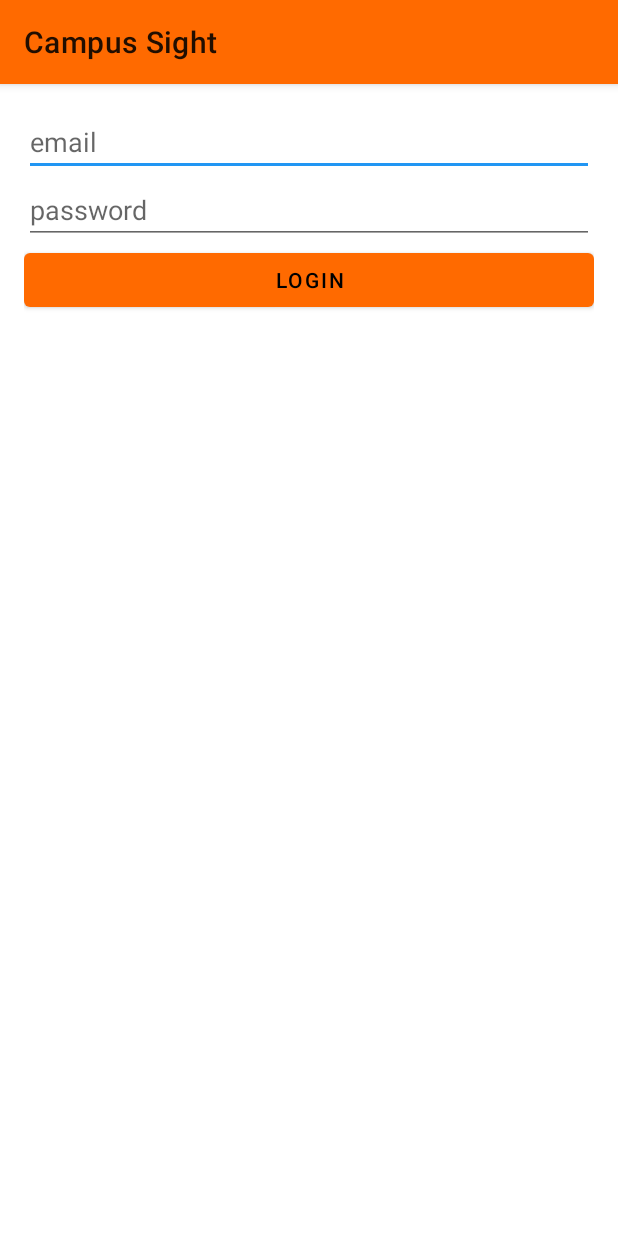
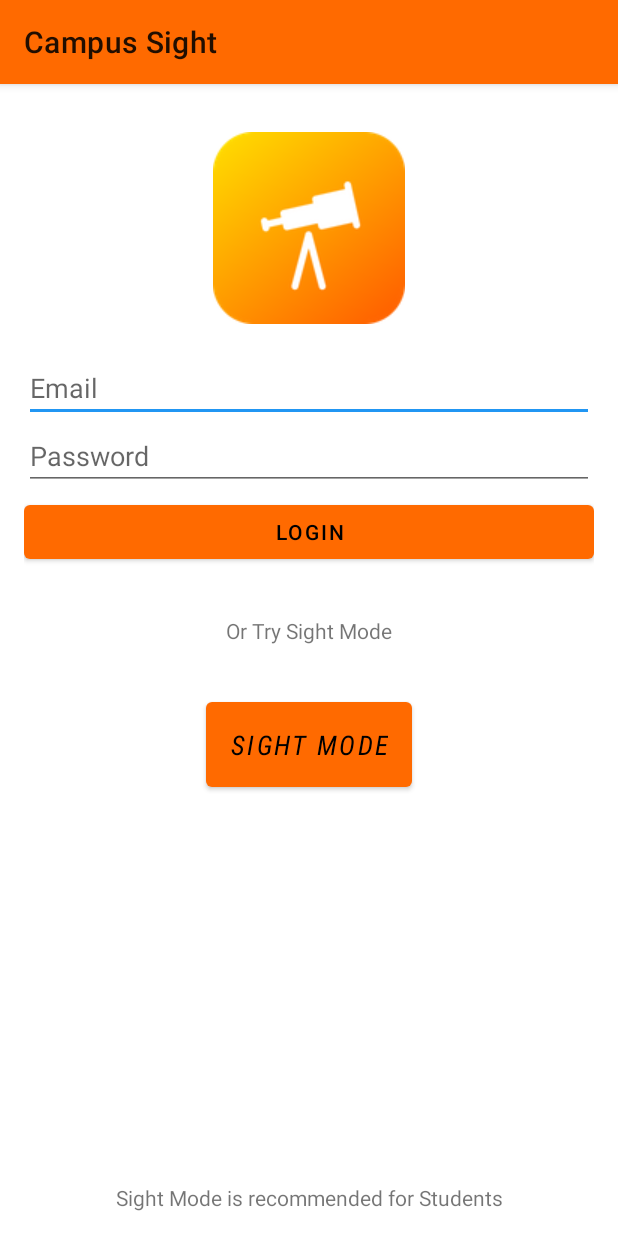
Before and after one commit to urvishb/CollegeUpdates_Temp, an Android app: the screen it shows after launch (LoginActivity), on a phone screen of 412 x 824 dp. Run offline under Robolectric (Android 15) with nearby library versions, the phone set to English and light mode, and no system bars; our stand-ins replace Firebase (no records; nobody signed in at launch, a user with empty details on screens opened directly).

Commit message:
Implemented Sight Mode and some UI elements related to it.

```diff
--- a/app/src/main/java/com/example/collegeupdates/CreateCamActivity.kt
+++ b/app/src/main/java/com/example/collegeupdates/CreateCamActivity.kt
@@ -89,6 +89,7 @@ class CreateCamActivity : AppCompatActivity() {
         }
 
         btnSubmit.setOnClickListener {
+            // pushing data on firebase via our submit button
             handleSubmitButtonClick()
         }
 
--- a/app/src/main/java/com/example/collegeupdates/ProfileActivity.kt
+++ b/app/src/main/java/com/example/collegeupdates/ProfileActivity.kt
@@ -86,7 +86,10 @@ class ProfileActivity : AppCompatActivity() {
         {
             Log.i(TAG, "User wants to logout")
             FirebaseAuth.getInstance().signOut()
-            startActivity(Intent(this, LoginActivity::class.java))
+
+            val logoutIntent = Intent(this, LoginActivity::class.java)
+            logoutIntent.flags = Intent.FLAG_ACTIVITY_NEW_TASK or Intent.FLAG_ACTIVITY_CLEAR_TASK
+            startActivity(logoutIntent)
         }
         return super.onOptionsItemSelected(item)
     }
--- a/app/src/main/res/layout/activity_login.xml
+++ b/app/src/main/res/layout/activity_login.xml
@@ -1,5 +1,5 @@
 <?xml version="1.0" encoding="utf-8"?>
-<LinearLayout
+<androidx.constraintlayout.widget.ConstraintLayout
     xmlns:android="http://schemas.android.com/apk/res/android"
     xmlns:app="http://schemas.android.com/apk/res-auto"
     xmlns:tools="http://schemas.android.com/tools"
@@ -9,27 +9,90 @@
     android:orientation="vertical"
     tools:context=".LoginActivity">
 
+    <ImageView
+        android:layout_width="wrap_content"
+        android:layout_height="wrap_content"
+        android:layout_gravity="center"
+        android:id="@+id/logo"
+        android:layout_margin="16dp"
+        android:src="@drawable/telescope"
+        app:layout_constraintTop_toTopOf="parent"
+        app:layout_constraintRight_toRightOf="parent"
+        app:layout_constraintLeft_toLeftOf="parent"
+        />
+
     <EditText
         android:id="@+id/etEmail"
         android:layout_width="match_parent"
         android:layout_height="wrap_content"
         android:ems="10"
-        android:hint="email"
-        android:inputType="textEmailAddress"/>
+        android:hint="Email"
+        android:layout_marginTop="20dp"
+        app:layout_constraintTop_toBottomOf="@id/logo"
+        app:layout_constraintRight_toRightOf="parent"
+        app:layout_constraintLeft_toLeftOf="parent"
+        android:inputType="textEmailAddress"
+        app:layout_constraintBottom_toTopOf="@id/etPassword"/>
 
     <EditText
         android:id="@+id/etPassword"
         android:layout_width="match_parent"
         android:layout_height="wrap_content"
         android:ems="10"
-        android:hint="password"
+        android:hint="Password"
+        app:layout_constraintTop_toBottomOf="@id/etEmail"
+        app:layout_constraintRight_toRightOf="parent"
+        app:layout_constraintLeft_toLeftOf="parent"
         android:inputType="textPassword"/>
     <Button
         android:id="@+id/btnLogin"
         android:layout_width="match_parent"
         android:layout_height="wrap_content"
+        app:layout_constraintTop_toBottomOf="@id/etPassword"
+        app:layout_constraintLeft_toLeftOf="parent"
+        app:layout_constraintRight_toRightOf="parent"
+        android:padding="8dp"
+        android:layout_marginTop="4dp"
         android:text="Login"/>
+
+    <TextView
+        android:id="@+id/loginStudentPrompt"
+        android:layout_marginTop="32dp"
+        android:textAlignment="center"
+        android:layout_width="match_parent"
+        android:layout_height="wrap_content"
+        app:layout_constraintTop_toBottomOf="@id/btnLogin"
+        app:layout_constraintRight_toRightOf="parent"
+        app:layout_constraintLeft_toLeftOf="parent"
+        app:layout_constraintBottom_toTopOf="@id/sightModeBtn"
+        android:text="Or Try Sight Mode"/>
+
+    <Button
+        android:layout_width="wrap_content"
+        android:layout_height="wrap_content"
+        android:layout_gravity="center_horizontal"
+        android:text="Sight Mode"
+        android:textSize="18sp"
+        android:textStyle="italic"
+        android:fontFamily="sans-serif-condensed"
+        android:id="@+id/sightModeBtn"
+        app:layout_constraintTop_toBottomOf="@id/loginStudentPrompt"
+        app:layout_constraintRight_toRightOf="parent"
+        app:layout_constraintLeft_toLeftOf="parent"
+        android:padding="16dp"
+        android:layout_margin="32dp"/>
+
+    <TextView
+        android:layout_width="match_parent"
+        android:layout_height="wrap_content"
+        android:id="@+id/noteText"
+        android:textAlignment="center"
+        android:text="Sight Mode is recommended for Students"
+        android:layout_marginTop="180dp"
+        app:layout_constraintBottom_toBottomOf="parent"
+        app:layout_constraintLeft_toLeftOf="parent"
+        app:layout_constraintRight_toRightOf="parent"/>
 
 
 
-</LinearLayout>
+</androidx.constraintlayout.widget.ConstraintLayout>
--- a/app/src/main/res/layout/fragment_transport.xml
+++ b/app/src/main/res/layout/fragment_transport.xml
@@ -6,7 +6,7 @@
     android:layout_height="match_parent"
     tools:context=".MainActivity">
 
-    <EditText
+    <!--<EditText
         android:id="@+id/busSearch"
         android:layout_width="match_parent"
         android:layout_height="wrap_content"
@@ -18,7 +18,7 @@
         app:layout_constraintTop_toTopOf="parent"
         app:layout_constraintBottom_toTopOf="@id/rvbuses"
         app:layout_constraintStart_toStartOf="parent"
-        app:layout_constraintEnd_toEndOf="parent"/>
+        app:layout_constraintEnd_toEndOf="parent"/>-->
 
     <androidx.recyclerview.widget.RecyclerView
         android:id="@+id/rvbuses"
@@ -26,7 +26,7 @@
         android:layout_height="0dp"
         app:layout_constraintRight_toRightOf="parent"
         app:layout_constraintLeft_toLeftOf="parent"
-        app:layout_constraintTop_toBottomOf="@id/busSearch"
+        app:layout_constraintTop_toTopOf="parent"
         app:layout_constraintBottom_toBottomOf="parent"
         tools:listitem="@layout/single_row_design_transport"/>
 
--- /dev/null
+++ b/app/src/main/res/values/ic_launcher_background.xml
@@ -0,0 +1,4 @@
+<?xml version="1.0" encoding="utf-8"?>
+<resources>
+    <color name="ic_launcher_background">#F89D01</color>
+</resources>
--- a/app/src/main/res/values/strings.xml
+++ b/app/src/main/res/values/strings.xml
@@ -20,4 +20,7 @@
         <item>MBA Block</item>
     </string-array>
     <string name="title_activity_maps">Map</string>
+    <string name="sightModeInfo">You are currently Logged into Sight Mode. This mode offers a limited functionality of the Campus sight app. Sight Mode is a way to let students have a sight of their campus and activities related to it. Also this helps us with content regulations on our app</string>
+    <string name="CSinfo">Campus Sight : Developed in Bharat with &lt;3. By Urvish Bundela, Simran Soni, Shreya Agrawal</string>
+    <string name="thanksGiving"><![CDATA[We Thank You for using Campus Sight <3]]></string>
 </resources>
```
Also changed, not shown: app/src/main/AndroidManifest.xml (+2 -5 lines), app/src/main/java/com/example/collegeupdates/EventsFrag.kt (+28 -7 lines), app/src/main/java/com/example/collegeupdates/LoginActivity.kt (+28 -0 lines), app/src/main/java/com/example/collegeupdates/MainActivity.kt (+15 -1 lines), app/src/main/java/com/example/collegeupdates/NoticeFrag.kt (+22 -1 lines), app/src/main/java/com/example/collegeupdates/SightInfoActivity.kt (added, +39 -0 lines), app/src/main/res/layout/activity_sight_info.xml (added, +58 -0 lines), app/src/main/res/menu/menu_sight_profile.xml (added, +8 -0 lines), app/src/main/res/drawable-v24/telescope.png (added), app/src/main/res/drawable/sightmode.png (added).
